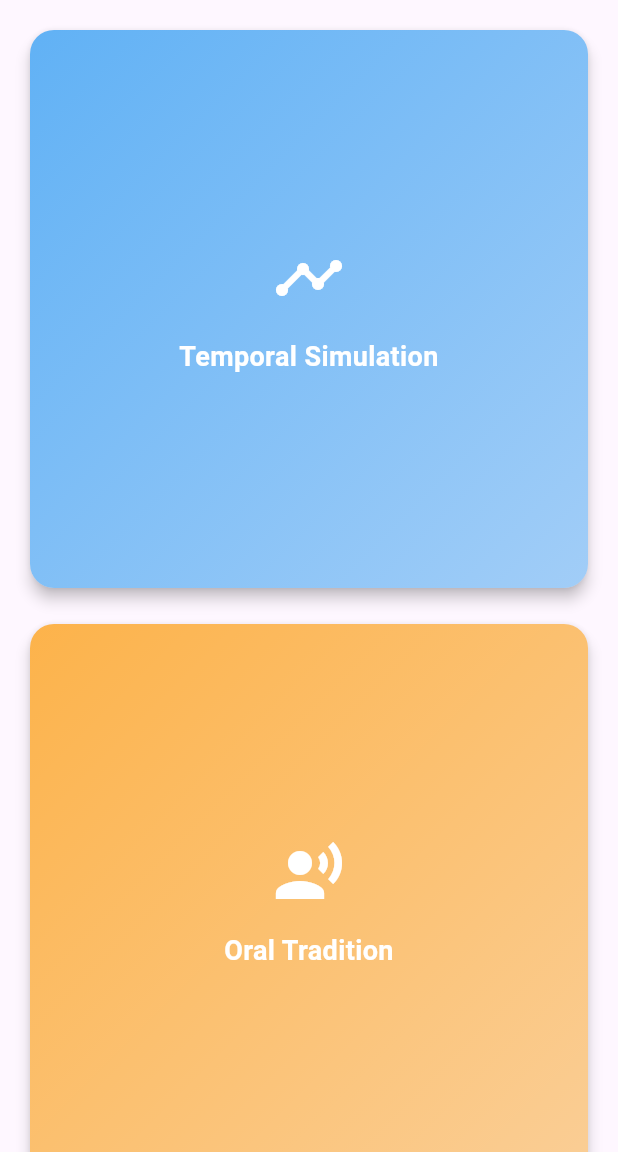
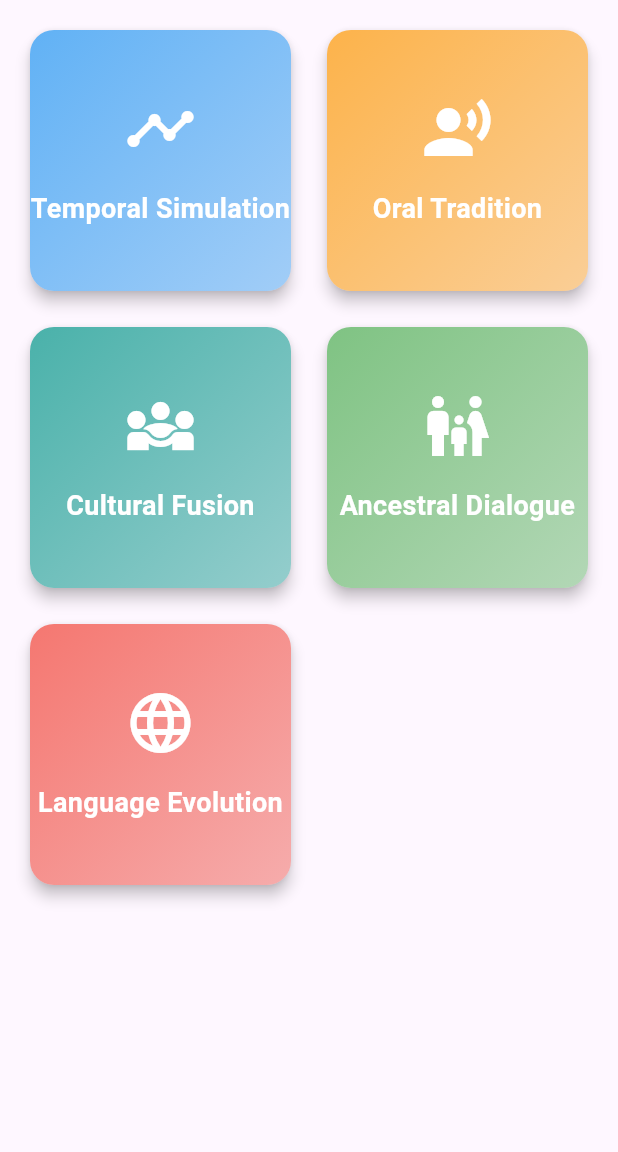
Before and after one commit to bimri/kemet-III, a Flutter app: the screen it shows after launch, on a phone screen of 412 x 824 dp, the part 84-1236 px from its top. Run offline on Flutter 3.47's test engine with Material 3 defaults, Android fonts, the phone set to English and light mode, and no system bars; our stand-ins replace firebase_core, flutter_markdown, flutter_riverpod, google_generative_ai, hive_flutter; accounts and stored records are empty.

Commit message:
crossaxis count `2`

```diff
--- a/lib/views/home_page.dart
+++ b/lib/views/home_page.dart
@@ -20,7 +20,7 @@ class HomePage extends StatelessWidget {
         backgroundColor: const Color.fromARGB(255, 52, 20, 58),
       ),
       body: GridView.count(
-        crossAxisCount: 1,
+        crossAxisCount: 2,
         padding: const EdgeInsets.all(16.0),
         mainAxisSpacing: 16.0,
         crossAxisSpacing: 16.0,
```
